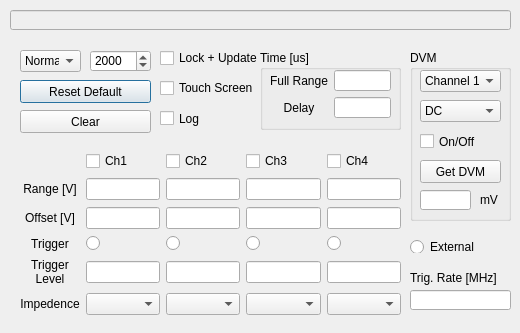
Old version of the form osc_dialog.ui in the repository TripletESR/DAQ_GUI.
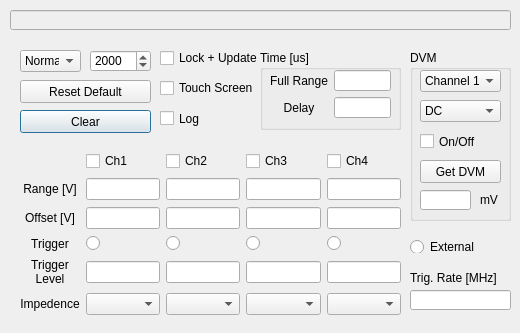
New version of the form.

Commit message: tested simple fit; bug fix; hide wfg, osc control when auto DAQ

What changed in the file:
```diff
--- a/osc_dialog.ui
+++ b/osc_dialog.ui
@@ -329,6 +329,9 @@
    <property name="text">
     <string>Reset Default</string>
    </property>
+   <property name="autoDefault">
+    <bool>false</bool>
+   </property>
   </widget>
   <widget class="QCheckBox" name="checkBox_Touch">
    <property name="geometry">
```
Left out of the diff: 43 changed lines with no effect on the pictures. The commit also changes 5 other files.
